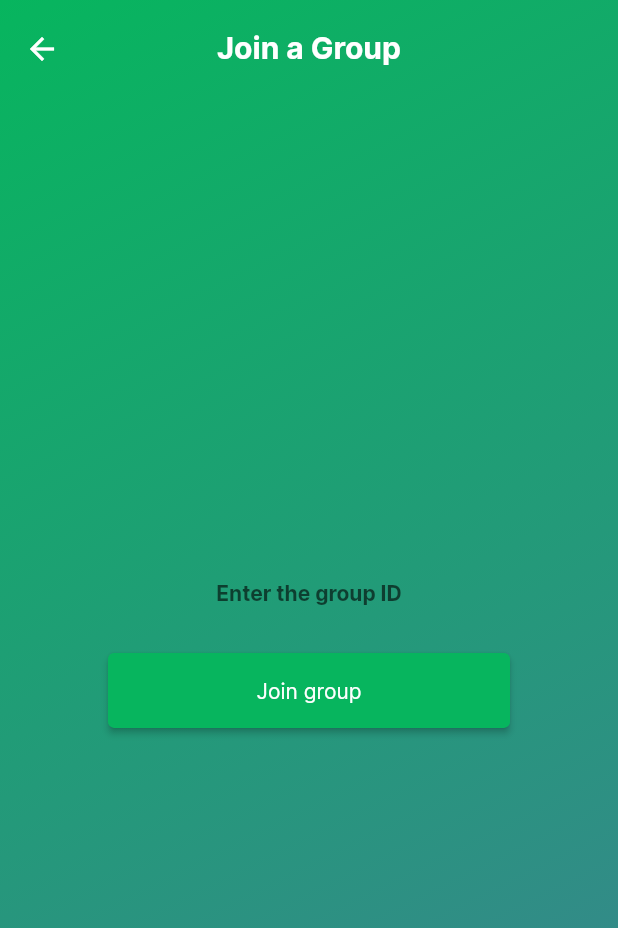
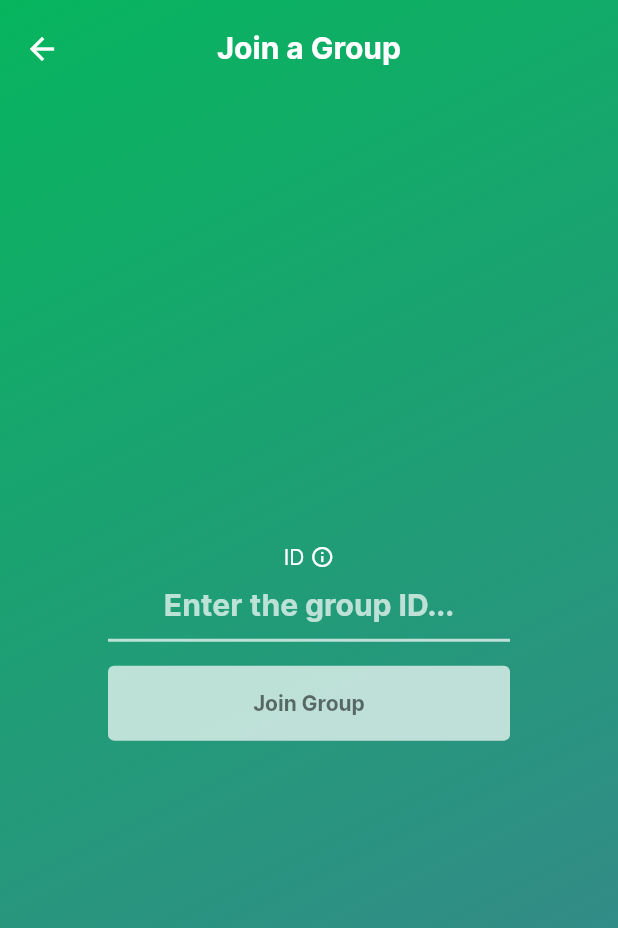
Before and after one commit to pnm122/chatapp, a Flutter app: the Groups screen opened directly, after a tap on "Join a group", on a phone screen of 412 x 824 dp. Shown: the top 928 px of the screen. Run offline on Flutter 3.47's test engine with Material 2 defaults, Android fonts, the phone set to English and light mode, and no system bars; our stand-ins replace badges, cloud_firestore, firebase_auth, firebase_core, font_awesome_flutter, google_sign_in and 1 more; missing offline and left inert: dart:html; accounts and stored records are empty.

Commit message:
Finished join group page

```diff
--- a/lib/widgets/groups.dart
+++ b/lib/widgets/groups.dart
@@ -55,7 +55,7 @@ class _GroupsState extends State<Groups> {
               },
             );
           }
-          if(snapshot.hasData) {
+          if(snapshot.connectionState == ConnectionState.active) {
             if(snapshot.data.length == 0) {
               return Center(
                 child: Column(
@@ -78,20 +78,7 @@ class _GroupsState extends State<Groups> {
               },
             );
           } else {
-            // No groups for this user
-            return Center(
-              child: Column(
-                crossAxisAlignment: CrossAxisAlignment.center,
-                mainAxisAlignment: MainAxisAlignment.center,
-                children: const [
-                  Text("You haven't joined any groups yet."),
-                  SizedBox(height: 5.0),
-                  NoGroupsJoinGroupButton(),
-                  SizedBox(height: 5.0),
-                  NoGroupsCreateGroupButton()
-                ]
-              )
-            );
+            return const Center(child: Text("Error"));
           }
         },
       ),
@@ -366,29 +353,6 @@ class _GroupTileState extends State<GroupTile> {
   }
 }
 
-class NewMessagesBubble extends StatelessWidget {
-  const NewMessagesBubble({super.key, required this.numNewMessages});
-  final int numNewMessages;
-
-  @override
-  Widget build(BuildContext context) {
-    return numNewMessages > 0 ? Container(
-      width: 18,
-      height: 18,
-      decoration: const BoxDecoration(
-        color: Colors.red,
-        shape: BoxShape.circle,
-      ),
-      child: Center(
-        child: Text(
-          numNewMessages > 9 ? "9+" : numNewMessages.toString(),
-          style: Theme.of(context).textTheme.labelMedium?.copyWith(color: Colors.white),
-        ),
-      ),
-    ) : Container();
-  }
-}
-
 
 class NoGroupsJoinGroupButton extends StatefulWidget {
   const NoGroupsJoinGroupButton({super.key});
@@ -441,23 +405,62 @@ class _JoinGroupScreenState extends State<JoinGroupScreen> {
   final TextEditingController _controller = TextEditingController();
 
   @override
+  void initState() {
+    _controller.addListener(textChanged);
+    super.initState();
+  }
+
+  @override
   void dispose() {
     super.dispose();
     _controller.dispose();
+    _controller.removeListener(textChanged);
+  }
+
+  textChanged() {
+    setState(() {});
   }
 
   @override
   Widget build(BuildContext context) {
-    return Center(
-      child: Column(
+    return Column(
       children: [
+        Row(
+          mainAxisAlignment: MainAxisAlignment.center,
+          children: [
+            Text(
+              "ID",
+              style: Theme.of(context).textTheme.bodyMedium?.copyWith(color: Colors.white),
+            ),
+            const SizedBox(width: 4),
+            const Tooltip(
+              preferBelow: false,
+              decoration: BoxDecoration(color: Consts.toolTipColor),
+              message: "Users who create a group can copy the group ID from the title above the chat room. Enter this ID to join that group!",
+              child: Icon(
+                Icons.info_outline,
+                size: 16,
+                color: Colors.white,
+              ),
+            )
+          ],
+        ),
         TextFormField(
           textAlign: TextAlign.center,
           controller: _controller,
-            style: Theme.of(context).textTheme.bodyMedium?.copyWith(fontWeight: FontWeight.w700, color: Colors.black45),
+          cursorColor: Colors.white,
+          style: Theme.of(context).textTheme.headline6?.copyWith(fontWeight: FontWeight.w700, color: Colors.white),
           decoration: const InputDecoration(
-              hintText: "Enter the group ID",
-              border: InputBorder.none,
+            hintText: "Enter the group ID...",
+            hintStyle: TextStyle(color: Colors.white70),
+            enabledBorder: UnderlineInputBorder(
+              borderSide: BorderSide(width: 2, color: Colors.white70)
+            ),
+            focusedBorder: UnderlineInputBorder(
+              borderSide: BorderSide(width: 2, color: Colors.white)
+            ),
+            contentPadding: EdgeInsets.symmetric(vertical: 12.0),
+            isDense: true,
           ),
         ),
 
@@ -466,17 +469,29 @@ class _JoinGroupScreenState extends State<JoinGroupScreen> {
         ElevatedButton(
           style: ElevatedButton.styleFrom(
             minimumSize: const Size.fromHeight(50),
+            disabledBackgroundColor: Colors.white70,
+            backgroundColor: Colors.white,
           ),
-            onPressed: () {
-              if(_controller.text.isNotEmpty) {
-                DatabaseService().joinGroup(_controller.text);
+          onPressed: _controller.text.isEmpty ? null : () {
             Navigator.pop(context);
-              }
+            DatabaseService().joinGroup(_controller.text).then((success) {
+              ScaffoldMessenger.of(context).showSnackBar(
+                SnackBar(
+                  content: Text(success ? "Succesfully joined group" : "Failed to join group. The ID was probably invalid"),
+                  backgroundColor: success ? Consts.successColor : Colors.red,
+                )
+              );
+            });
           },
-            child: const Text("Join group"),
+          child: Text(
+            "Join Group",
+            style: Theme.of(context).textTheme.bodyLarge?.copyWith(
+              color: _controller.text.isEmpty ? Colors.black54 : Consts.secondaryButtonColor,
+              fontWeight: FontWeight.w700,
+            ),
+          ),
         ),
       ],
-      ),
     );
   }
 }
@@ -592,12 +607,19 @@ class _CreateGroupScreenState extends State<CreateGroupScreen> {
             decoration: const InputDecoration(
               hintText: "Give your group a name...",
               hintStyle: TextStyle(color: Colors.white70),
-              border: InputBorder.none,
-              contentPadding: EdgeInsets.symmetric(vertical: 8.0),
+              enabledBorder: UnderlineInputBorder(
+                borderSide: BorderSide(width: 2, color: Colors.white70)
+              ),
+              focusedBorder: UnderlineInputBorder(
+                borderSide: BorderSide(width: 2, color: Colors.white)
+              ),
+              contentPadding: EdgeInsets.symmetric(vertical: 12.0),
               isDense: true,
               counterText: "",
             ),
           ),
+
+          const SizedBox(height: 4.0),
 
           Row(
             mainAxisAlignment: MainAxisAlignment.end,
@@ -618,8 +640,9 @@ class _CreateGroupScreenState extends State<CreateGroupScreen> {
               backgroundColor: Colors.white,
             ),
             onPressed: _controller.text.isEmpty ? null : () {
-              DatabaseService().createGroup(_controller.text);
+              String name = _controller.text;
               Navigator.pop(context);
+              DatabaseService().createGroup(name);
             },
             child: Text(
               "Create group",
```
Also changed, not shown: lib/service/database_service.dart (+18 -13 lines), lib/widgets/widgets.dart (+25 -0 lines), pubspec.yaml (+0 -7 lines). Lines whose indentation alone changed are shown as unchanged.
